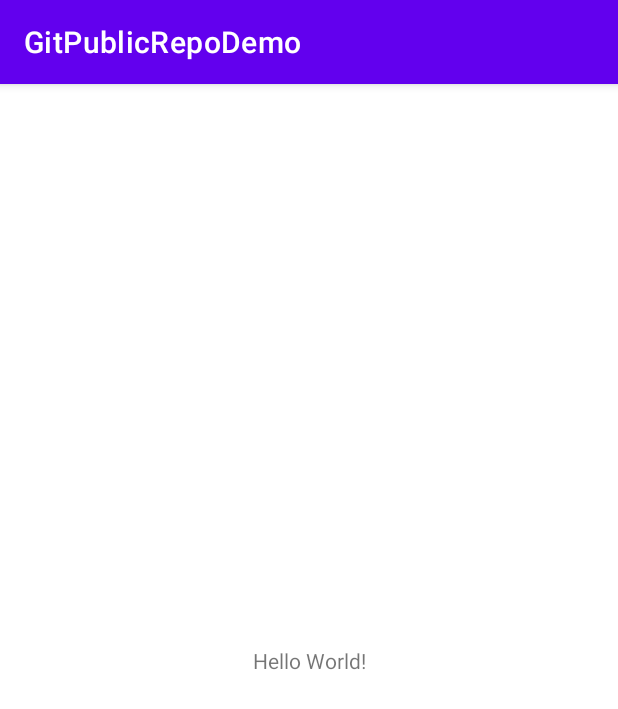
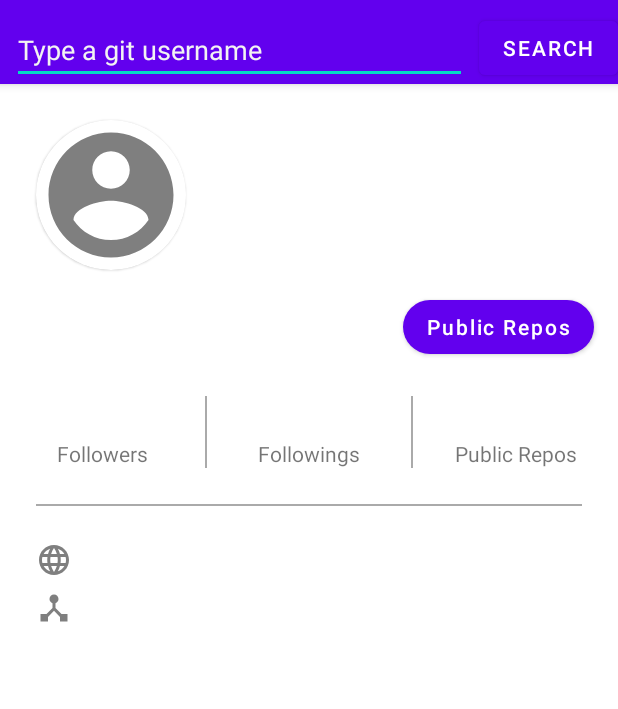
Before and after one commit to KaiserPerwez/GitPublicRepoDemo, an Android app: the screen it shows after launch (MainActivity before the commit, SearchUserActivity after it), on a phone screen of 412 x 824 dp. Shown: the top 709 px of the screen. Run offline under Robolectric (Android 15) with nearby library versions, the phone set to English and light mode, and no system bars; our stand-ins replace data binding.

Commit message:
ui for the search screen

```diff
--- a/app/build.gradle
+++ b/app/build.gradle
@@ -1,6 +1,7 @@
 plugins {
     id 'com.android.application'
     id 'kotlin-android'
+    id 'kotlin-kapt'
 }
 
 android {
@@ -29,6 +30,9 @@ android {
     }
     kotlinOptions {
         jvmTarget = '1.8'
+    }
+    dataBinding {
+        enabled = true
     }
 }
 
--- a/app/src/main/AndroidManifest.xml
+++ b/app/src/main/AndroidManifest.xml
@@ -10,7 +10,7 @@
         android:roundIcon="@mipmap/ic_launcher_round"
         android:supportsRtl="true"
         android:theme="@style/Theme.GitPublicRepoDemo">
-        <activity android:name=".ui.MainActivity">
+        <activity android:name=".ui.SearchUserActivity">
             <intent-filter>
                 <action android:name="android.intent.action.MAIN" />
 
--- a/app/src/main/java/com/kaiser/gitpublicrepodemo/ui/MainActivity.kt
+++ b/app/src/main/java/com/kaiser/gitpublicrepodemo/ui/SearchUserActivity.kt
@@ -4,9 +4,9 @@ import androidx.appcompat.app.AppCompatActivity
 import android.os.Bundle
 import com.kaiser.gitpublicrepodemo.R
 
-class MainActivity : AppCompatActivity() {
+class SearchUserActivity : AppCompatActivity() {
     override fun onCreate(savedInstanceState: Bundle?) {
         super.onCreate(savedInstanceState)
-        setContentView(R.layout.activity_main)
+        setContentView(R.layout.activity_search_user)
     }
 }
--- /dev/null
+++ b/app/src/main/res/drawable/ic_account_circle_24.xml
@@ -0,0 +1,5 @@
+<vector android:autoMirrored="true" android:height="24dp"
+    android:tint="#7F7F7F" android:viewportHeight="24"
+    android:viewportWidth="24" android:width="24dp" xmlns:android="http://schemas.android.com/apk/res/android">
+    <path android:fillColor="@android:color/white" android:pathData="M12,2C6.48,2 2,6.48 2,12s4.48,10 10,10 10,-4.48 10,-10S17.52,2 12,2zM12,5c1.66,0 3,1.34 3,3s-1.34,3 -3,3 -3,-1.34 -3,-3 1.34,-3 3,-3zM12,19.2c-2.5,0 -4.71,-1.28 -6,-3.22 0.03,-1.99 4,-3.08 6,-3.08 1.99,0 5.97,1.09 6,3.08 -1.29,1.94 -3.5,3.22 -6,3.22z"/>
+</vector>
--- /dev/null
+++ b/app/src/main/res/drawable/ic_article_24.xml
@@ -0,0 +1,5 @@
+<vector android:autoMirrored="true" android:height="24dp"
+    android:tint="#7F7F7F" android:viewportHeight="24"
+    android:viewportWidth="24" android:width="24dp" xmlns:android="http://schemas.android.com/apk/res/android">
+    <path android:fillColor="@android:color/white" android:pathData="M19,3L5,3c-1.1,0 -2,0.9 -2,2v14c0,1.1 0.9,2 2,2h14c1.1,0 2,-0.9 2,-2L21,5c0,-1.1 -0.9,-2 -2,-2zM14,17L7,17v-2h7v2zM17,13L7,13v-2h10v2zM17,9L7,9L7,7h10v2z"/>
+</vector>
--- /dev/null
+++ b/app/src/main/res/drawable/ic_device_hub_24.xml
@@ -0,0 +1,5 @@
+<vector android:autoMirrored="true" android:height="24dp"
+    android:tint="#7F7F7F" android:viewportHeight="24"
+    android:viewportWidth="24" android:width="24dp" xmlns:android="http://schemas.android.com/apk/res/android">
+    <path android:fillColor="@android:color/white" android:pathData="M17,16l-4,-4V8.82C14.16,8.4 15,7.3 15,6c0,-1.66 -1.34,-3 -3,-3S9,4.34 9,6c0,1.3 0.84,2.4 2,2.82V12l-4,4H3v5h5v-3.05l4,-4.2 4,4.2V21h5v-5h-4z"/>
+</vector>
--- /dev/null
+++ b/app/src/main/res/drawable/ic_language_24.xml
@@ -0,0 +1,5 @@
+<vector android:autoMirrored="true" android:height="24dp"
+    android:tint="#7F7F7F" android:viewportHeight="24"
+    android:viewportWidth="24" android:width="24dp" xmlns:android="http://schemas.android.com/apk/res/android">
+    <path android:fillColor="@android:color/white" android:pathData="M11.99,2C6.47,2 2,6.48 2,12s4.47,10 9.99,10C17.52,22 22,17.52 22,12S17.52,2 11.99,2zM18.92,8h-2.95c-0.32,-1.25 -0.78,-2.45 -1.38,-3.56 1.84,0.63 3.37,1.91 4.33,3.56zM12,4.04c0.83,1.2 1.48,2.53 1.91,3.96h-3.82c0.43,-1.43 1.08,-2.76 1.91,-3.96zM4.26,14C4.1,13.36 4,12.69 4,12s0.1,-1.36 0.26,-2h3.38c-0.08,0.66 -0.14,1.32 -0.14,2 0,0.68 0.06,1.34 0.14,2L4.26,14zM5.08,16h2.95c0.32,1.25 0.78,2.45 1.38,3.56 -1.84,-0.63 -3.37,-1.9 -4.33,-3.56zM8.03,8L5.08,8c0.96,-1.66 2.49,-2.93 4.33,-3.56C8.81,5.55 8.35,6.75 8.03,8zM12,19.96c-0.83,-1.2 -1.48,-2.53 -1.91,-3.96h3.82c-0.43,1.43 -1.08,2.76 -1.91,3.96zM14.34,14L9.66,14c-0.09,-0.66 -0.16,-1.32 -0.16,-2 0,-0.68 0.07,-1.35 0.16,-2h4.68c0.09,0.65 0.16,1.32 0.16,2 0,0.68 -0.07,1.34 -0.16,2zM14.59,19.56c0.6,-1.11 1.06,-2.31 1.38,-3.56h2.95c-0.96,1.65 -2.49,2.93 -4.33,3.56zM16.36,14c0.08,-0.66 0.14,-1.32 0.14,-2 0,-0.68 -0.06,-1.34 -0.14,-2h3.38c0.16,0.64 0.26,1.31 0.26,2s-0.1,1.36 -0.26,2h-3.38z"/>
+</vector>
--- /dev/null
+++ b/app/src/main/res/drawable/ic_search_24.xml
@@ -0,0 +1,5 @@
+<vector android:autoMirrored="true" android:height="24dp"
+    android:tint="#FFFFFF" android:viewportHeight="24"
+    android:viewportWidth="24" android:width="24dp" xmlns:android="http://schemas.android.com/apk/res/android">
+    <path android:fillColor="@android:color/white" android:pathData="M15.5,14h-0.79l-0.28,-0.27C15.41,12.59 16,11.11 16,9.5 16,5.91 13.09,3 9.5,3S3,5.91 3,9.5 5.91,16 9.5,16c1.61,0 3.09,-0.59 4.23,-1.57l0.27,0.28v0.79l5,4.99L20.49,19l-4.99,-5zM9.5,14C7.01,14 5,11.99 5,9.5S7.01,5 9.5,5 14,7.01 14,9.5 11.99,14 9.5,14z"/>
+</vector>
--- a/app/src/main/res/layout/activity_main.xml
+++ /dev/null
@@ -1,18 +0,0 @@
-<?xml version="1.0" encoding="utf-8"?>
-<androidx.constraintlayout.widget.ConstraintLayout xmlns:android="http://schemas.android.com/apk/res/android"
-    xmlns:app="http://schemas.android.com/apk/res-auto"
-    xmlns:tools="http://schemas.android.com/tools"
-    android:layout_width="match_parent"
-    android:layout_height="match_parent"
-    tools:context=".ui.MainActivity">
-
-    <TextView
-        android:layout_width="wrap_content"
-        android:layout_height="wrap_content"
-        android:text="Hello World!"
-        app:layout_constraintBottom_toBottomOf="parent"
-        app:layout_constraintLeft_toLeftOf="parent"
-        app:layout_constraintRight_toRightOf="parent"
-        app:layout_constraintTop_toTopOf="parent" />
-
-</androidx.constraintlayout.widget.ConstraintLayout>
--- /dev/null
+++ b/app/src/main/res/layout/activity_search_user.xml
@@ -0,0 +1,36 @@
+<?xml version="1.0" encoding="utf-8"?>
+<layout xmlns:app="http://schemas.android.com/apk/res-auto"
+    xmlns:tools="http://schemas.android.com/tools"
+    xmlns:android="http://schemas.android.com/apk/res/android">
+
+    <data>
+
+    </data>
+
+    <androidx.coordinatorlayout.widget.CoordinatorLayout
+        android:layout_width="match_parent"
+        android:layout_height="match_parent"
+        android:fitsSystemWindows="true"
+        tools:context=".ui.SearchUserActivity">
+
+        <com.google.android.material.appbar.AppBarLayout
+            android:layout_width="match_parent"
+            android:layout_height="?android:attr/actionBarSize">
+
+            <include layout="@layout/search_bar" />
+        </com.google.android.material.appbar.AppBarLayout>
+
+        <TextView
+            android:visibility="gone"
+            android:layout_width="wrap_content"
+            android:layout_height="wrap_content"
+            tools:text="Search Status"
+            android:layout_gravity="center" />
+
+        <include
+            android:layout_width="match_parent"
+            android:layout_height="match_parent"
+            android:layout_marginTop="?android:attr/actionBarSize"
+            layout="@layout/content_search_user"/>
+    </androidx.coordinatorlayout.widget.CoordinatorLayout>
+</layout>
--- /dev/null
+++ b/app/src/main/res/layout/content_search_user.xml
@@ -0,0 +1,191 @@
+<?xml version="1.0" encoding="utf-8"?>
+<layout xmlns:android="http://schemas.android.com/apk/res/android"
+    xmlns:tools="http://schemas.android.com/tools"
+    xmlns:app="http://schemas.android.com/apk/res-auto">
+
+    <data>
+
+    </data>
+
+    <androidx.constraintlayout.widget.ConstraintLayout
+        android:layout_width="match_parent"
+        android:layout_height="match_parent"
+        android:fillViewport="true">
+
+        <com.google.android.material.card.MaterialCardView
+            android:id="@+id/card_image_container"
+            android:layout_width="100dp"
+            android:layout_height="100dp"
+            android:layout_marginStart="24dp"
+            android:layout_marginTop="24dp"
+            app:cardCornerRadius="50dp"
+            app:layout_constraintStart_toStartOf="parent"
+            app:layout_constraintTop_toTopOf="parent">
+
+            <ImageView
+                android:id="@+id/profile_pic"
+                android:layout_width="match_parent"
+                android:layout_height="match_parent"
+                android:contentDescription="@string/profile_pic"
+                tools:src="@tools:sample/avatars"
+                android:background="@drawable/ic_account_circle_24"/>
+
+        </com.google.android.material.card.MaterialCardView>
+
+        <TextView
+            android:id="@+id/username"
+            android:layout_width="0dp"
+            android:layout_height="wrap_content"
+            android:layout_marginTop="16dp"
+            android:layout_marginEnd="16dp"
+            android:fontFamily="sans-serif-medium"
+            tools:text="username"
+            android:textSize="18sp"
+            android:textStyle="bold"
+            app:layout_constraintBottom_toTopOf="@+id/name"
+            app:layout_constraintEnd_toStartOf="@+id/btn_repository"
+            app:layout_constraintHorizontal_bias="0.0"
+            app:layout_constraintStart_toStartOf="@+id/card_image_container"
+            app:layout_constraintTop_toBottomOf="@+id/card_image_container"
+            app:layout_constraintVertical_chainStyle="packed" />
+
+        <TextView
+            android:id="@+id/name"
+            android:layout_width="0dp"
+            android:layout_height="wrap_content"
+            tools:text="FName LName"
+            android:layout_marginEnd="16dp"
+            app:layout_constraintEnd_toStartOf="@+id/btn_repository"
+            app:layout_constraintStart_toStartOf="@+id/username"
+            app:layout_constraintTop_toBottomOf="@+id/username" />
+
+        <com.google.android.material.button.MaterialButton
+            android:id="@+id/btn_repository"
+            android:layout_width="wrap_content"
+            android:layout_height="wrap_content"
+            android:layout_marginEnd="16dp"
+            android:text="@string/public_repos"
+            android:textAllCaps="false"
+            app:cornerRadius="20dp"
+            app:layout_constraintBottom_toBottomOf="@+id/name"
+            app:layout_constraintEnd_toEndOf="parent"
+            app:layout_constraintTop_toTopOf="@+id/username" />
+
+
+        <TextView
+            android:id="@+id/count_followers"
+            android:layout_width="wrap_content"
+            android:layout_height="wrap_content"
+            tools:text="20"
+            android:textSize="24sp"
+            app:layout_constraintBottom_toTopOf="@+id/txt_followers"
+            app:layout_constraintEnd_toEndOf="@+id/txt_followers"
+            app:layout_constraintStart_toStartOf="@+id/txt_followers" />
+
+
+        <TextView
+            android:id="@+id/txt_followers"
+            android:layout_width="wrap_content"
+            android:layout_height="wrap_content"
+            android:text="@string/followers"
+            app:layout_constraintBottom_toBottomOf="@+id/view"
+            app:layout_constraintEnd_toStartOf="@+id/view"
+            app:layout_constraintStart_toStartOf="parent" />
+
+        <View
+            android:id="@+id/view"
+            android:layout_width="1dp"
+            android:layout_height="48dp"
+            android:layout_marginTop="24dp"
+            android:background="@android:color/darker_gray"
+            app:layout_constraintEnd_toStartOf="@+id/view2"
+            app:layout_constraintHorizontal_bias="0.5"
+            app:layout_constraintStart_toStartOf="parent"
+            app:layout_constraintTop_toBottomOf="@+id/name" />
+
+
+        <TextView
+            android:id="@+id/count_followings"
+            android:layout_width="wrap_content"
+            android:layout_height="wrap_content"
+            android:textSize="24sp"
+            tools:text="10"
+            app:layout_constraintBottom_toTopOf="@+id/txt_followings"
+            app:layout_constraintEnd_toEndOf="@+id/txt_followings"
+            app:layout_constraintStart_toStartOf="@+id/txt_followings" />
+
+
+        <TextView
+            android:id="@+id/txt_followings"
+            android:layout_width="wrap_content"
+            android:layout_height="wrap_content"
+            android:text="@string/following"
+            app:layout_constraintBottom_toBottomOf="@+id/view2"
+            app:layout_constraintEnd_toStartOf="@+id/view2"
+            app:layout_constraintStart_toEndOf="@+id/view" />
+
+        <View
+            android:id="@+id/view2"
+            android:layout_width="1dp"
+            android:layout_height="48dp"
+            android:background="@android:color/darker_gray"
+            app:layout_constraintEnd_toEndOf="parent"
+            app:layout_constraintHorizontal_bias="0.5"
+            app:layout_constraintStart_toEndOf="@+id/view"
+            app:layout_constraintTop_toTopOf="@+id/view" />
+
+        <TextView
+            android:id="@+id/count_repos"
+            android:layout_width="wrap_content"
+            android:layout_height="wrap_content"
+            android:textSize="24sp"
+            tools:text="20"
+            app:layout_constraintBottom_toTopOf="@+id/txt_repos"
+            app:layout_constraintEnd_toEndOf="@+id/txt_repos"
+            app:layout_constraintStart_toStartOf="@+id/txt_repos" />
+
+        <TextView
+            android:id="@+id/txt_repos"
+            android:layout_width="wrap_content"
+            android:layout_height="wrap_content"
+            android:text="@string/public_repos"
+            app:layout_constraintBottom_toBottomOf="@+id/view2"
+            app:layout_constraintEnd_toEndOf="parent"
+            app:layout_constraintStart_toEndOf="@+id/view2" />
+
+        <View
+            android:id="@+id/view_horizontal"
+            android:layout_width="match_parent"
+            android:layout_height="1dp"
+            android:layout_margin="24dp"
+            android:background="@android:color/darker_gray"
+            app:layout_constraintEnd_toEndOf="parent"
+            app:layout_constraintStart_toStartOf="parent"
+            app:layout_constraintTop_toBottomOf="@+id/txt_followers" />
+
+        <TextView
+            android:id="@+id/url_blog"
+            android:layout_width="wrap_content"
+            android:layout_height="wrap_content"
+            android:layout_marginTop="24dp"
+            android:drawablePadding="8dp"
+            tools:text="Blog url"
+            android:gravity="center"
+            android:drawableStart="@drawable/ic_language_24"
+            app:layout_constraintStart_toStartOf="@+id/name"
+            app:layout_constraintTop_toBottomOf="@+id/view_horizontal" />
+
+        <TextView
+            android:id="@+id/url_git_profile"
+            android:layout_width="wrap_content"
+            android:layout_height="wrap_content"
+            android:layout_marginTop="8dp"
+            android:drawablePadding="8dp"
+            tools:text="Git page url"
+            android:gravity="center"
+            android:drawableStart="@drawable/ic_device_hub_24"
+            app:layout_constraintStart_toStartOf="@+id/url_blog"
+            app:layout_constraintTop_toBottomOf="@+id/url_blog" />
+
+    </androidx.constraintlayout.widget.ConstraintLayout>
+</layout>
--- /dev/null
+++ b/app/src/main/res/layout/search_bar.xml
@@ -0,0 +1,33 @@
+<?xml version="1.0" encoding="utf-8"?>
+<androidx.constraintlayout.widget.ConstraintLayout xmlns:android="http://schemas.android.com/apk/res/android"
+    android:layout_width="match_parent"
+    android:layout_height="match_parent"
+    xmlns:app="http://schemas.android.com/apk/res-auto"
+    android:theme="@style/Theme.GitPublicRepoDemo.AppBarOverlay">
+    <EditText
+        android:id="@+id/txt_username"
+        android:layout_width="0dp"
+        android:layout_height="wrap_content"
+        android:layout_marginStart="8dp"
+        android:layout_marginEnd="8dp"
+        android:ems="10"
+        android:inputType="text"
+        android:hint="@string/search"
+        android:singleLine="true"
+        android:textColorHint="@color/white_smoke"
+        android:textColor="@color/white"
+        app:layout_constraintBottom_toBottomOf="parent"
+        app:layout_constraintEnd_toStartOf="@+id/btn_search"
+        app:layout_constraintStart_toStartOf="parent"
+        android:importantForAutofill="no" />
+
+    <Button
+        android:id="@+id/btn_search"
+        android:layout_width="wrap_content"
+        android:layout_height="0dp"
+        android:text="@string/action_search"
+        app:layout_constraintBottom_toBottomOf="parent"
+        app:layout_constraintEnd_toEndOf="parent"
+        app:layout_constraintStart_toEndOf="@+id/txt_username"
+     />
+</androidx.constraintlayout.widget.ConstraintLayout>
--- a/app/src/main/res/values/colors.xml
+++ b/app/src/main/res/values/colors.xml
@@ -7,4 +7,6 @@
     <color name="teal_700">#FF018786</color>
     <color name="black">#FF000000</color>
     <color name="white">#FFFFFFFF</color>
+    <color name="white_smoke">#FFF3F3F3</color>
+
 </resources>
--- a/app/src/main/res/values/strings.xml
+++ b/app/src/main/res/values/strings.xml
@@ -1,3 +1,9 @@
 <resources>
     <string name="app_name">GitPublicRepoDemo</string>
+    <string name="search">Type a git username</string>
+    <string name="profile_pic">Profile Pic</string>
+    <string name="public_repos">Public Repos</string>
+    <string name="followers">Followers</string>
+    <string name="following">Followings</string>
+    <string name="action_search">Search</string>
 </resources>
--- a/app/src/main/res/values/themes.xml
+++ b/app/src/main/res/values/themes.xml
@@ -12,5 +12,10 @@
         <!-- Status bar color. -->
         <item name="android:statusBarColor" tools:targetApi="l">?attr/colorPrimaryVariant</item>
         <!-- Customize your theme here. -->
+        <item name="windowActionBar">false</item>
+        <item name="windowNoTitle">true</item>
     </style>
+
+    <style name="Theme.GitPublicRepoDemo.AppBarOverlay" parent="ThemeOverlay.AppCompat.Dark.ActionBar" />
+
 </resources>
```
